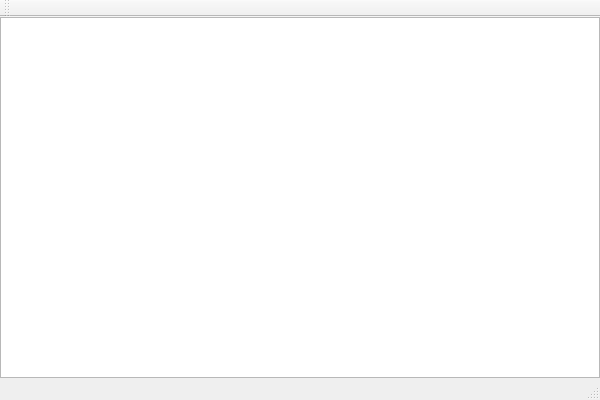
First picture: the form in CodeEditor/src/Forms/CodeEditor.ui, repository Sugz/CodeEditor-Qt-Cpp, before the edit.
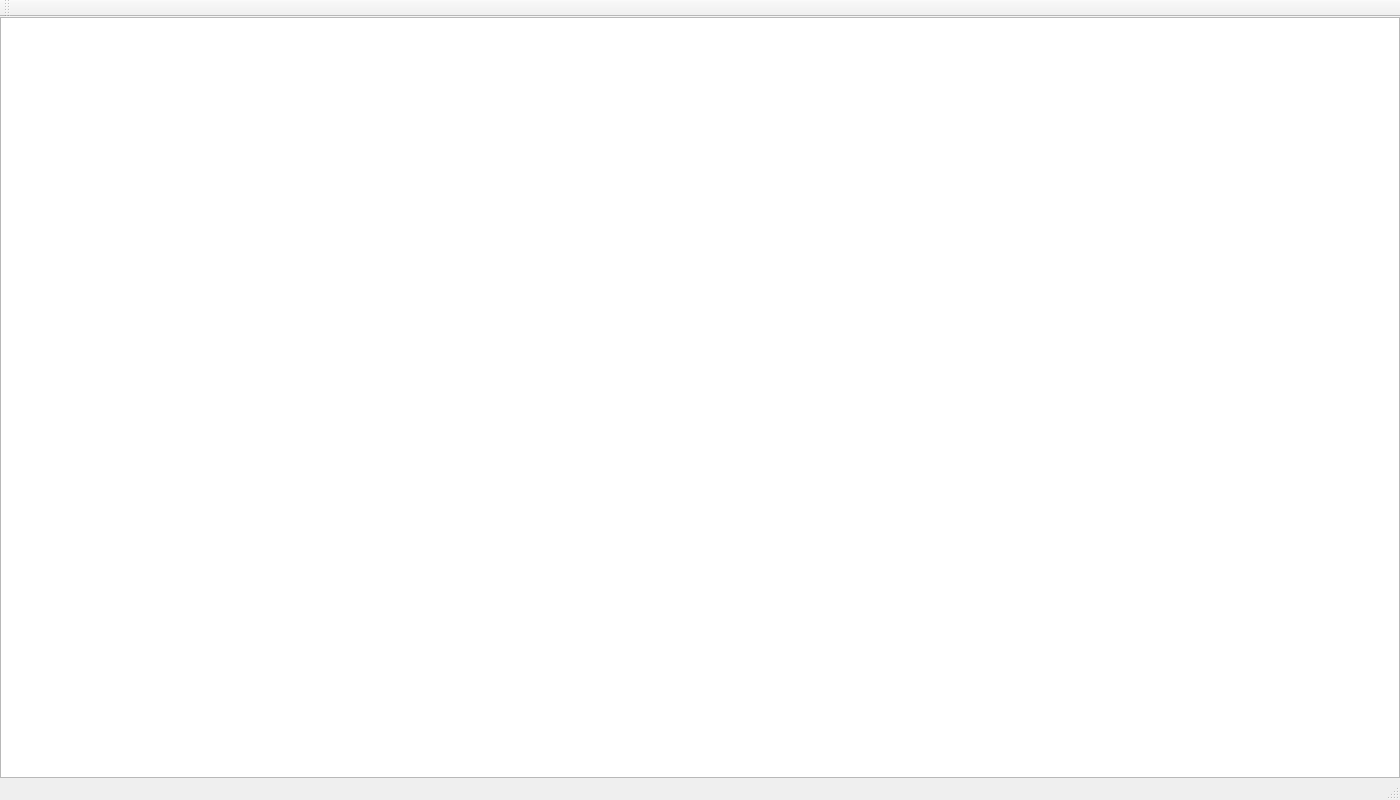
Second picture: the form after the edit. Custom widgets are drawn as their Qt base class.

The edit to the form file:
```diff
--- a/CodeEditor/src/Forms/CodeEditor.ui
+++ b/CodeEditor/src/Forms/CodeEditor.ui
@@ -6,8 +6,8 @@
    <rect>
     <x>0</x>
     <y>0</y>
-    <width>600</width>
-    <height>400</height>
+    <width>1400</width>
+    <height>800</height>
    </rect>
   </property>
   <property name="windowTitle">
```
Left out of the diff: 4 changed lines with no effect on the pictures.
